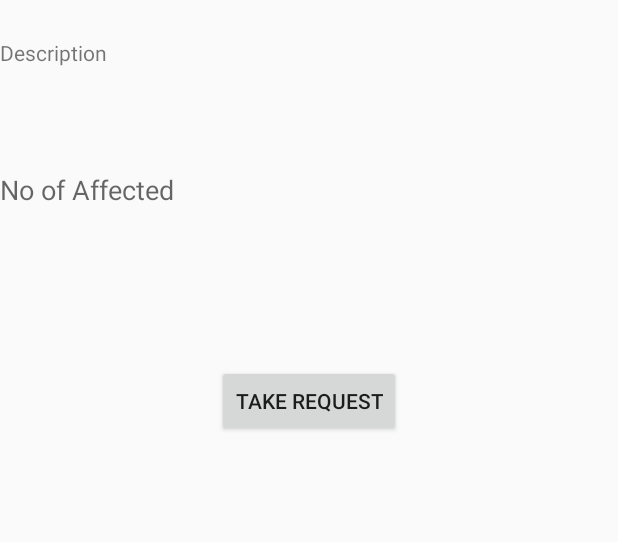
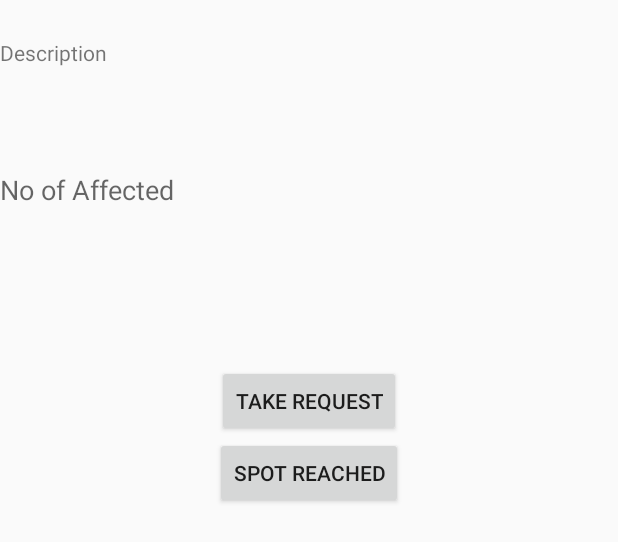
Before and after one commit to arun120/108Service-Hackathon-ServicePerson-Android-App, an Android app: the layout fragment_view_details.xml on its own in the app's theme, with its tools: preview values and no code run, on a phone screen of 412 x 824 dp. Shown: the top 542 px of the screen. Run offline under Robolectric (Android 15) with nearby library versions, the phone set to English and light mode, and no system bars.

Commit message:
Region Code

```diff
--- a/app/src/main/res/layout/fragment_view_details.xml
+++ b/app/src/main/res/layout/fragment_view_details.xml
@@ -47,5 +47,12 @@
             android:id="@+id/request"
             android:layout_gravity="center_horizontal"
             android:layout_marginTop="80dp" />
+
+        <Button
+            android:layout_width="wrap_content"
+            android:layout_height="wrap_content"
+            android:text="Spot Reached"
+            android:id="@+id/spot"
+            android:layout_gravity="center_horizontal" />
     </LinearLayout>
 </FrameLayout>
```
Also changed, not shown: app/src/main/java/com/b2b/home/a108serviceperson/Database.java (+19 -20 lines), app/src/main/java/com/b2b/home/a108serviceperson/viewDetails.java (+10 -3 lines).
